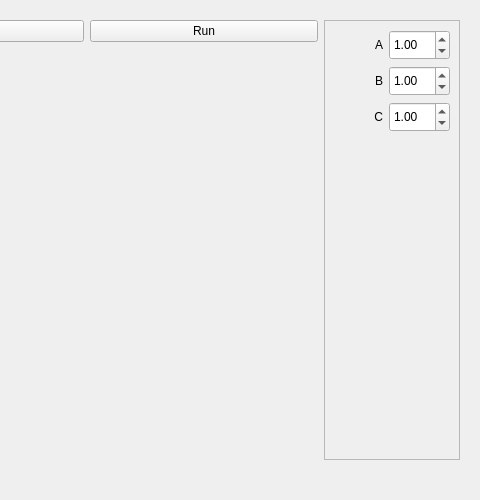
This is ui.ui in FelixDes/Python_tertiary_curve as Qt 5 draws it before an edit; both pictures show x 399 to 879 and y 0 to 500 of the 879 by 500 pixel window. The edited form follows.
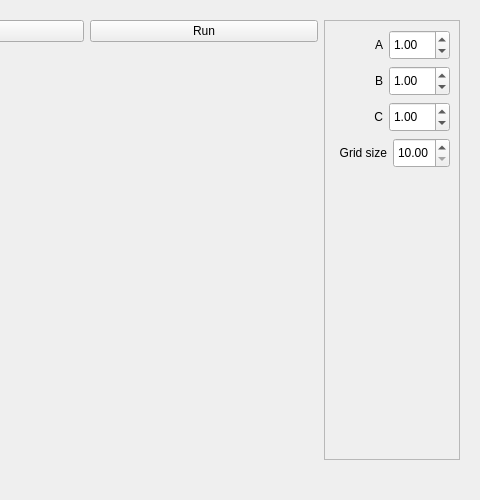
This is the edited form. Custom widgets are drawn as their Qt base class.

Commit message: Обновил графический интерфейс: добавил параметр размера сетки

What changed in the file:
```diff
--- a/ui.ui
+++ b/ui.ui
@@ -123,7 +123,7 @@
             <rect>
              <x>0</x>
              <y>0</y>
-             <width>138</width>
+             <width>136</width>
              <height>434</height>
             </rect>
            </property>
@@ -254,6 +254,33 @@
               </item>
              </layout>
             </item>
+            <item>
+             <layout class="QHBoxLayout" name="horizontalLayout_6">
+              <item>
+               <widget class="QLabel" name="label">
+                <property name="text">
+                 <string>Grid size</string>
+                </property>
+                <property name="alignment">
+                 <set>Qt::AlignRight|Qt::AlignTrailing|Qt::AlignVCenter</set>
+                </property>
+               </widget>
+              </item>
+              <item>
+               <widget class="QDoubleSpinBox" name="spinBox_grid_size">
+                <property name="minimumSize">
+                 <size>
+                  <width>0</width>
+                  <height>30</height>
+                 </size>
+                </property>
+                <property name="minimum">
+                 <double>10.000000000000000</double>
+                </property>
+               </widget>
+              </item>
+             </layout>
+            </item>
             <item>
              <spacer name="verticalSpacer_3">
               <property name="orientation">
```
The commit also changes 2 other files.
